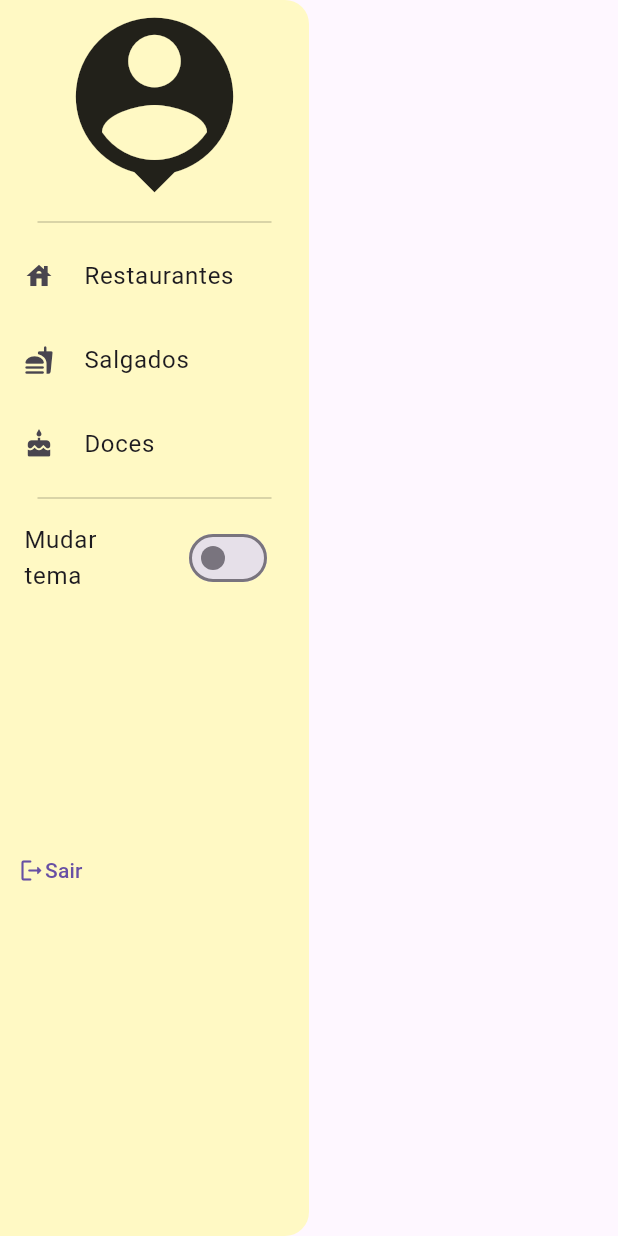
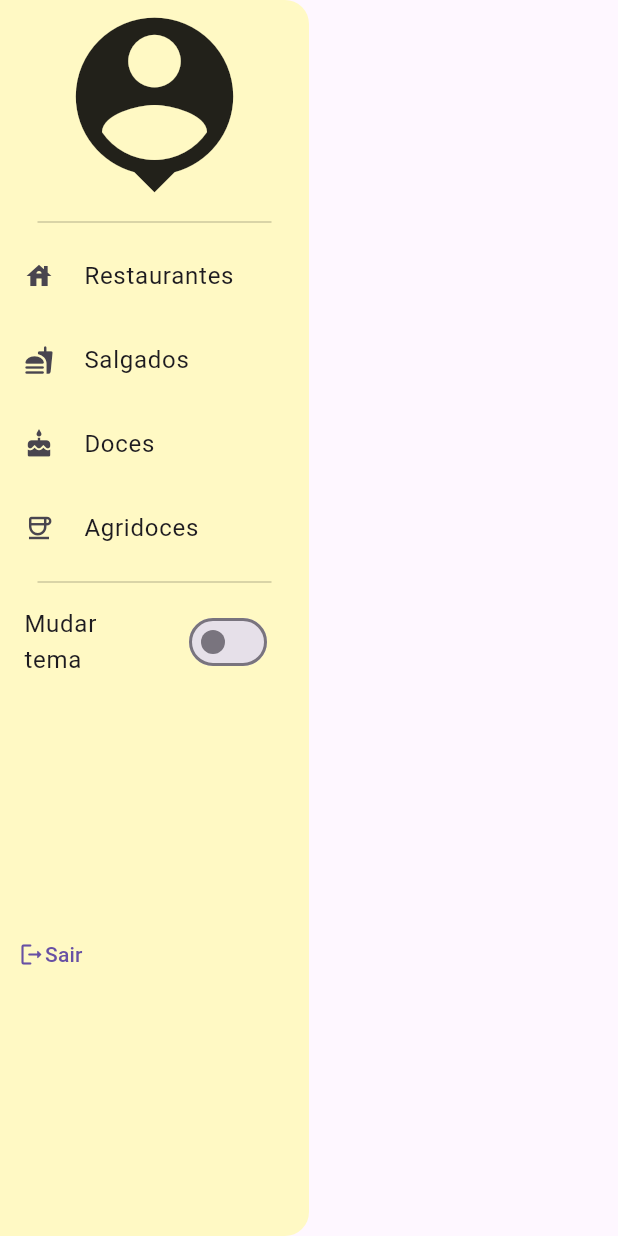
Before and after one commit to teacherlittletooth/app_receitas, a Flutter app: the MyDrawer widget shown alone on an empty page, opened directly, after a tap on "Salgados", on a phone screen of 412 x 824 dp. Run offline on Flutter 3.47's test engine with Material 3 defaults, Android fonts, the phone set to English and light mode, and no system bars; network calls fail.

```diff
--- a/lib/drawer.dart
+++ b/lib/drawer.dart
@@ -1,5 +1,6 @@
 import 'package:flutter/material.dart';
 import 'package:login/restaurant.dart';
+import 'package:http/http.dart' as http;
 
 class MyDrawer extends StatefulWidget {
   const MyDrawer({super.key});
@@ -15,6 +16,13 @@ class _MyDrawerState extends State<MyDrawer> {
     setState(() {
       _value = t;
     });
+  }
+
+  final Uri uri = Uri.parse("https://teacherlittletooth.github.io/receitas_api/receitas/todas");
+
+  Future _getApi() async {
+    http.Response resp = await http.get(uri);
+    print(resp.body);
   }
 
   @override
@@ -58,7 +66,7 @@ class _MyDrawerState extends State<MyDrawer> {
                 size: 20,
               ),
               title: Text("Salgados"),
-              onTap: (){},
+              onTap: _getApi,
             ),
 
             ListTile(
@@ -67,6 +75,15 @@ class _MyDrawerState extends State<MyDrawer> {
                 size: 20,
               ),
               title: Text("Doces"),
+              onTap: (){},
+            ),
+
+            ListTile(
+              leading: Icon(
+                Icons.coffee_outlined,
+                size: 20,
+              ),
+              title: Text("Agridoces"),
               onTap: (){},
             ),
 
--- a/lib/home.dart
+++ b/lib/home.dart
@@ -2,6 +2,7 @@ import 'package:flutter/material.dart';
 import 'package:login/bottomnav.dart';
 import 'package:login/card.dart';
 import 'package:login/drawer.dart';
+import 'package:login/popup.dart';
 import 'package:login/search.dart';
 import 'package:login/story.dart';
 
@@ -36,10 +37,7 @@ class _MyHomeState extends State<MyHome> {
       appBar: AppBar(
         title: const Text("Receitas"),
         actions: <Widget>[
-          IconButton(
-            onPressed: (){},
-            icon: const Icon(Icons.more_vert)
-          )
+          MyPopup()
         ],
       ),
 
--- a/pubspec.yaml
+++ b/pubspec.yaml
@@ -9,6 +9,8 @@ environment:
 dependencies:
   flutter:
     sdk: flutter
+  http: ^1.2.2
+  url_launcher: ^6.3.0
 
 dev_dependencies:
   flutter_test:
```
Also changed, not shown: lib/alert.dart (added, +26 -0 lines), lib/popup.dart (added, +35 -0 lines), pubspec.lock.
